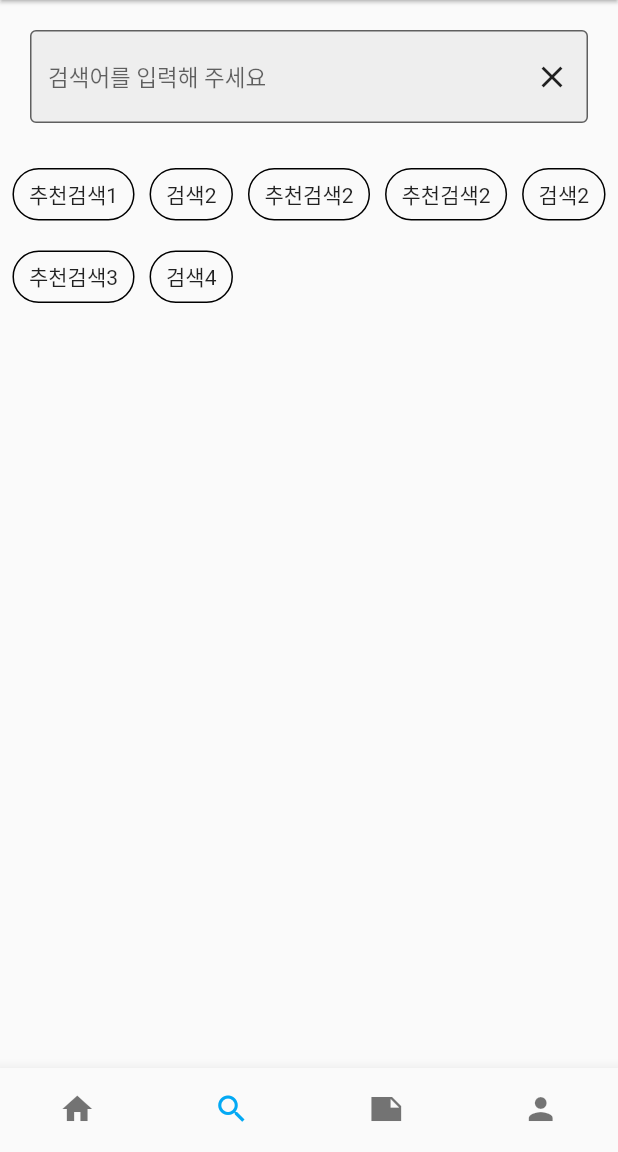
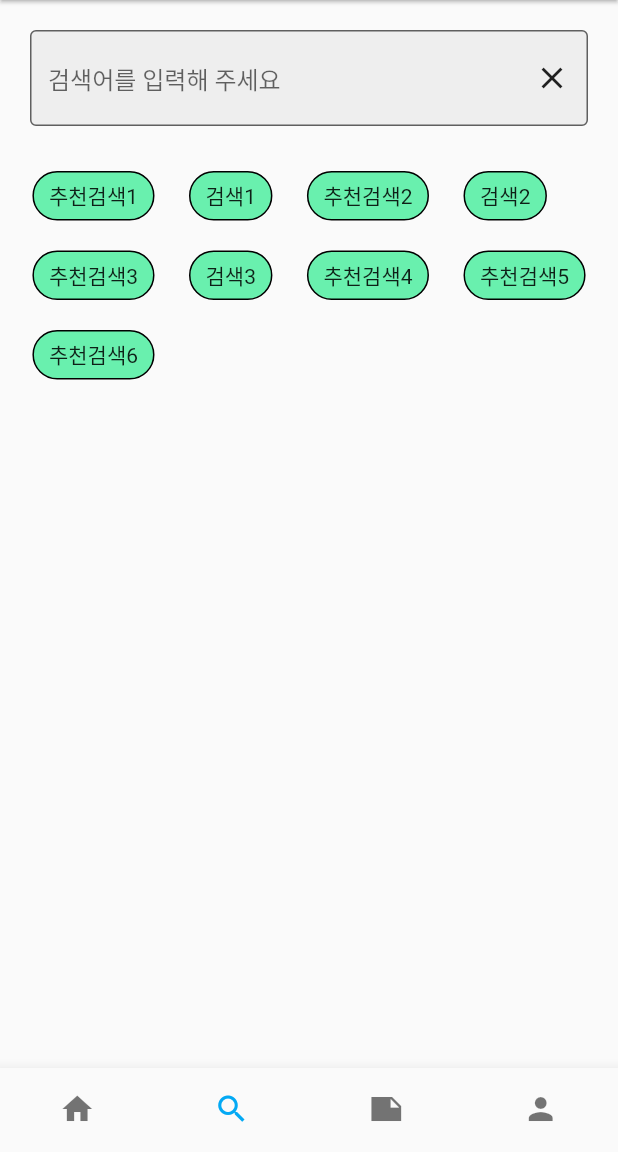
Before and after one commit to saanghyuk/flutter-app-project-1, a Flutter app: the screen it shows after launch, item 2 of the bottom bar chosen, in the side drawer, after a tap on the "close" icon, on a phone screen of 412 x 824 dp, the part 84-1236 px from its top. Run offline on Flutter 3.47's test engine with Material 2 defaults, Android fonts, the phone set to English and light mode, and no system bars; network calls fail.

Commit message:
after review

```diff
--- a/lib/pages/mainPage.dart
+++ b/lib/pages/mainPage.dart
@@ -4,8 +4,8 @@ import 'package:flutter/material.dart';
 import 'package:flutterstudy2/components/titleGrid.dart';
 import 'package:flutterstudy2/components/titleList.dart';
 import 'package:flutterstudy2/pages/detailPage.dart';
+import 'package:flutterstudy2/views/peedView.dart';
 import '../components/banner.dart' as BN;
-import '../views/peedView.dart';
 import '../views/searchView.dart';
 
 class MainPage extends StatefulWidget {
@@ -96,8 +96,6 @@ class _MainPageState extends State<MainPage> {
           HomeView(),
           SearchView(),
           PeedView(),
-          Container(color: Colors.blue),
-          Container(color: Colors.yellow),
           Container(color: Colors.pink),
         ],
       ),
--- a/lib/views/peedView.dart
+++ b/lib/views/peedView.dart
@@ -14,7 +14,7 @@ class _PeedViewState extends State<PeedView> with AutomaticKeepAliveClientMixin{
     return Container(
       width: _viewSize.width,
       child: ListView.builder(
-          itemCount : 10,
+          itemCount: 10,
           itemBuilder: (BuildContext context, int index) => Card(
               margin: EdgeInsets.symmetric(horizontal: 20.0, vertical: 10.0),
               elevation: 10.0,
@@ -40,29 +40,23 @@ class _PeedViewState extends State<PeedView> with AutomaticKeepAliveClientMixin{
                         )
                       ),
                     ),
-
                     Row(
                       mainAxisAlignment: MainAxisAlignment.spaceEvenly,
                       children: [
-                          TextButton(
-                              onPressed: (){}, child: Text("LIKE", style: TextStyle())
-                          ),
-                          TextButton(
-                              onPressed: (){}, child: Text("LIKE")
-                          ),
-                          TextButton(
-                              onPressed: (){}, child: Text("LIKE")
-                          ),
+                        TextButton(onPressed: (){}, child: Text("LIKE", style: TextStyle())),
+                        TextButton(onPressed: (){}, child: Text("LIKE", style: TextStyle())),
+                        TextButton(onPressed: (){}, child: Text("LIKE", style: TextStyle())),
                       ],
                     )
                   ],
+                ),
+            ),
           )
       ),
-          ))
     );
   }
 
   @override
   // TODO: implement wantKeepAlive
-  bool get wantKeepAlive => true ;
+  bool get wantKeepAlive => true;
 }
--- a/lib/views/searchView.dart
+++ b/lib/views/searchView.dart
@@ -2,6 +2,7 @@ import 'dart:io';
 
 import 'package:flutter/cupertino.dart';
 import 'package:flutter/material.dart';
+
 
 class SearchView extends StatefulWidget {
   const SearchView({Key? key}) : super(key: key);
@@ -11,13 +12,12 @@ class SearchView extends StatefulWidget {
 }
 
 class _SearchViewState extends State<SearchView> with AutomaticKeepAliveClientMixin{
-
   final TextEditingController _controller = TextEditingController();
 
   @override
   void dispose() {
     // TODO: implement dispose
-    this._controller.dispose();
+    _controller.dispose();
     super.dispose();
   }
 
@@ -29,31 +29,30 @@ class _SearchViewState extends State<SearchView> with AutomaticKeepAliveClientMi
         width: _viewSize.width,
         child: Column(
           children: [
-            InputField(
-                // onChanged: (String input){},
-                controller: this._controller),
+              InputField(controller: this._controller),
               Wrap(
-              spacing: 10.0,
+                spacing: 3.0,
                 alignment: WrapAlignment.start,
-              children: ["추천검색1", "검색2", "추천검색2", "추천검색2", "검색2", "추천검색3", "검색4"].map<Widget>(
-                  (String txt) => Container(
-                      margin: EdgeInsets.symmetric(vertical: 10.0),
-                      child: InkWell(
-                        // radius: 100.0,
-                        borderRadius: BorderRadius.circular(20.0),
-                        onTap:(){},
-                        child: Container(
-                          child: InkWell(
-                              child: Text(txt)),
+                children: ["추천검색1", "검색1","추천검색2", "검색2","추천검색3", "검색3", "추천검색4", "추천검색5", "추천검색6"]
+                    .map<Widget>((String txt) => Container(
+                        margin: EdgeInsets.symmetric(horizontal:10.0, vertical: 10.0),
                         decoration: BoxDecoration(
+                          color: Colors.greenAccent.shade200,
                           border: Border.all(),
                           borderRadius: BorderRadius.circular(20.0)
                                 ),
-                          padding : EdgeInsets.symmetric(horizontal: 10.0, vertical: 6.0),
-                          // margin: EdgeInsets.symmetric(horizontal: 20.0, vertical: 10.0),
+                        padding: EdgeInsets.symmetric(horizontal: 10.0, vertical: 5.0),
+                        child: InkWell(
+                          borderRadius: BorderRadius.circular(20.0),
+                          onTap: (){},
+                          child: Container(
+                            // color: Colors.yellow.shade200,
+                            // padding: EdgeInsets.symmetric(horizontal: 10.0, vertical: 5.0),
+                              child: Text(txt)
+                          ),
                         ),
                       )
-                  )
+
                 ).toList(),
               )
           ],
@@ -67,21 +66,15 @@ class _SearchViewState extends State<SearchView> with AutomaticKeepAliveClientMi
   bool get wantKeepAlive => true;
 }
 
-
-
-
 class InputField extends StatelessWidget {
   final void Function(String)? onChanged;
   final TextEditingController controller;
-
   const InputField({Key? key, this.onChanged, required this.controller}) : super(key: key);
 
   @override
   Widget build(BuildContext context) {
     return Platform.isIOS ?
     CupertinoTextField(
-      onChanged: this.onChanged,
-      controller: this.controller,
       clearButtonMode: OverlayVisibilityMode.editing,
     )
         :
@@ -91,27 +84,24 @@ class InputField extends StatelessWidget {
         children: [
           TextField(
             onChanged: this.onChanged,
-              controller : this.controller,
+            controller: this.controller,
             decoration: InputDecoration(
-                  filled : true,
+                filled: true,
                 fillColor: Colors.grey.shade200,
-                  border: OutlineInputBorder(),
+                border: OutlineInputBorder(), // OutlineInputBorder
                 hintText: "검색어를 입력해 주세요",
                 counterText: ""
             ),
-              maxLength: 15,
-              style: TextStyle(fontSize: 15.0)
-              ,
+            maxLength: 10,
           ),
           Positioned(
+              right: 0,
               top: 0,
-                bottom: 0,
-                right: 0,
-                child: IconButton(icon: Icon(Icons.close), onPressed: this.controller.clear
-                )
+              bottom:0,
+              child: IconButton(icon: Icon(Icons.close), onPressed: (){},)
           )
         ],
-        )
+      ),
     );
   }
 }
```
Lines whose indentation alone changed are shown as unchanged.
